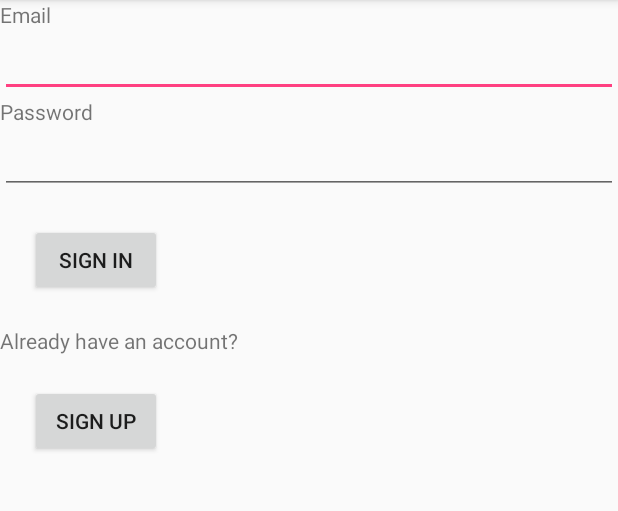
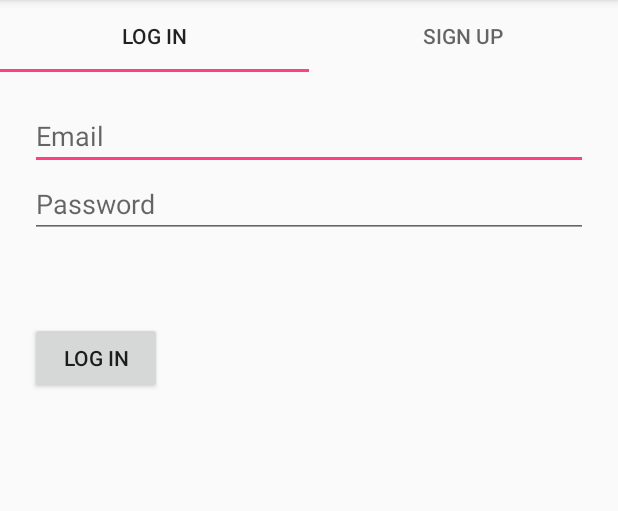
Before and after one commit to CodePathAndroidChat/MultiChat, an Android app: the screen it shows after launch (LoginActivity), on a phone screen of 412 x 824 dp, the part 84-595 px from its top. Run offline under Robolectric (Android 15) with nearby library versions, the phone set to English and light mode, and no system bars; our stand-ins replace ButterKnife, Firebase (no records; nobody signed in at launch, a user with empty details on screens opened directly), data binding; libraries missing offline, so code that uses them is left out: com.crashlytics.android, io.fabric.sdk; 1 statement that could not run was skipped.

Commit message:
implement the login and sign up UI functionality

```diff
--- a/MultiChatApp/app/src/main/java/com/example/jason/multichatapp/activities/LoginActivity.java
+++ b/MultiChatApp/app/src/main/java/com/example/jason/multichatapp/activities/LoginActivity.java
@@ -1,86 +1,86 @@
 package com.example.jason.multichatapp.activities;
 
 import android.content.Intent;
+import android.databinding.DataBindingUtil;
+import android.os.Bundle;
 import android.support.annotation.NonNull;
 import android.support.v7.app.AppCompatActivity;
-import android.os.Bundle;
 import android.util.Log;
-import android.widget.EditText;
-import android.widget.Toast;
 
 import com.example.jason.multichatapp.R;
+import com.example.jason.multichatapp.Utils;
+import com.example.jason.multichatapp.adapters.LoginFragmentPagerAdapter;
+import com.example.jason.multichatapp.databinding.ActivityLoginBinding;
+import com.example.jason.multichatapp.fragments.LoginFragment;
+import com.example.jason.multichatapp.fragments.SignUpFragment;
 import com.google.android.gms.tasks.OnCompleteListener;
 import com.google.android.gms.tasks.Task;
 import com.google.firebase.auth.AuthResult;
 import com.google.firebase.auth.FirebaseAuth;
 
-import butterknife.BindView;
-import butterknife.ButterKnife;
-import butterknife.OnClick;
-
-public class LoginActivity extends AppCompatActivity {
+public class LoginActivity extends AppCompatActivity implements
+        LoginFragment.OnLoginClickListener,
+        SignUpFragment.OnSignUpClickListener {
 
     private final String TAG = "@@@";
     private FirebaseAuth mAuth;
 
-    @BindView(R.id.etEmail) EditText etEmail;
-    @BindView(R.id.etPassword) EditText etPassword;
+    private ActivityLoginBinding binding;
 
     @Override
     protected void onCreate(Bundle savedInstanceState) {
         super.onCreate(savedInstanceState);
-        setContentView(R.layout.activity_login);
-
-        ButterKnife.bind(this);
+        setupView();
         mAuth = FirebaseAuth.getInstance();
     }
 
-    @OnClick(R.id.btnSign_up)
-    public void onSignUpNewUserClicked() {
-        String email = etEmail.getText().toString();
-        String password = etPassword.getText().toString();
+    @Override
+    public void onLoginClick(final String email, String password) {
+        mAuth.signInWithEmailAndPassword(email, password)
+                .addOnCompleteListener(this, new OnCompleteListener<AuthResult>() {
+                    @Override
+                    public void onComplete(@NonNull Task<AuthResult> task) {
+                        if (task.isSuccessful()) {
+                            Log.d(TAG, "login success");
+                            goToMainActivity();
+                        } else {
+                            Log.d(TAG, "signInWithEmail:failure" + task.getException().getMessage());
+                            Utils.showSnackBar(binding.getRoot(), "Unable to login: " + task.getException().getMessage());
+                        }
+                    }
+                });
+    }
+
+    @Override
+    public void onSignUpClick(String email, String password) {
+        Log.d(TAG, "email: " + email + "\tpassword: " + password);
         mAuth.createUserWithEmailAndPassword(email, password)
                 .addOnCompleteListener(this, new OnCompleteListener<AuthResult>() {
                     @Override
                     public void onComplete(@NonNull Task<AuthResult> task) {
                         if (task.isSuccessful()) {
-                        // Sign in success, update UI with the signed-in user's information
-                        Log.d(TAG, "createUserWithEmail:success");
+                            Log.d(TAG, "sign up success");
+                            goToMainActivity();
                         } else {
-                        // TODO https://stackoverflow.com/questions/37859582/how-to-catch-a-firebase-auth-specific-exceptions
-                        // If sign in fails, display a message to the user.
-                        Log.w(TAG, "createUserWithEmail:failure", task.getException());
-                        Toast.makeText(getApplicationContext(), "Authentication failed.", Toast.LENGTH_SHORT).show();
+                            Log.d(TAG, "createUserWithEmailAndPassword:failure" + task.getException().getMessage());
+                            Utils.showSnackBar(binding.getRoot(), "Unable to login: " + task.getException().getMessage());
                         }
                     }
                 });
-        Intent i = new Intent(this, MainActivity.class);
-        startActivity(i);
-        finish();
     }
 
-    @OnClick(R.id.btnSign_in)
-    public void onSignInExistingUserClicked() {
-        String email = etEmail.getText().toString();
-        String password = etPassword.getText().toString();
-        mAuth.signInWithEmailAndPassword(email, password)
-            .addOnCompleteListener(this, new OnCompleteListener<AuthResult>() {
-                @Override
-                public void onComplete(@NonNull Task<AuthResult> task) {
-                    if (task.isSuccessful()) {
-                        // Sign in success, update UI with the signed-in user's information
-                        Log.d(TAG, "signInWithEmail:success");
-                    } else {
-                        // TODO https://stackoverflow.com/questions/37859582/how-to-catch-a-firebase-auth-specific-exceptions
-                        // If sign in fails, display a message to the user.
-                        Log.w(TAG, "signInWithEmail:failure", task.getException());
-                        Toast.makeText(getApplicationContext(), "Authentication failed.",
-                            Toast.LENGTH_SHORT).show();
+    private void setupView() {
+        binding = DataBindingUtil.setContentView(this, R.layout.activity_login);
+        // attach viewpager to the LoginFragmentPagerAdapter
+        binding.viewPager.setAdapter(new LoginFragmentPagerAdapter(getSupportFragmentManager(), LoginActivity.this));
+        // set viewpager on the tablayout to connect the pager with tabs
+        binding.tabLayout.setupWithViewPager(binding.viewPager);
+    }
+
+    // temporary method. jump to the chat screen.
+    private void goToMainActivity(){
+        Intent intent = new Intent(LoginActivity.this
+                , MainActivity.class);
+        startActivity(intent);
     }
 }
-            });
-        Intent i = new Intent(this, MainActivity.class);
-        startActivity(i);
-        finish();
-    }
-}
--- /dev/null
+++ b/MultiChatApp/app/src/main/java/com/example/jason/multichatapp/adapters/LoginFragmentPagerAdapter.java
@@ -0,0 +1,47 @@
+package com.example.jason.multichatapp.adapters;
+
+import android.content.Context;
+import android.support.v4.app.Fragment;
+import android.support.v4.app.FragmentManager;
+import android.support.v4.app.FragmentPagerAdapter;
+
+import com.example.jason.multichatapp.Constants;
+import com.example.jason.multichatapp.fragments.LoginFragment;
+import com.example.jason.multichatapp.fragments.SignUpFragment;
+
+/**
+ * LoginFragmentPagerAdapter-
+ */
+
+public class LoginFragmentPagerAdapter extends FragmentPagerAdapter {
+
+    private static final int PAGE_COUNT = 2;
+    private static final String[] titles = new String[]{Constants.LOG_IN, Constants.SIGN_UP};
+    private Context context;
+
+    public LoginFragmentPagerAdapter(FragmentManager fm, Context context) {
+        super(fm);
+        this.context = context;
+    }
+
+    @Override
+    public int getCount() {
+        return PAGE_COUNT;
+    }
+
+    @Override
+    public Fragment getItem(int position) {
+        switch (position) {
+            case 0 :
+                return LoginFragment.newInstance();
+            case 1 :
+                return SignUpFragment.newInstance();
+        }
+        return SignUpFragment.newInstance();
+    }
+
+    @Override
+    public CharSequence getPageTitle(int position) {
+        return titles[position];
+    }
+}
--- /dev/null
+++ b/MultiChatApp/app/src/main/java/com/example/jason/multichatapp/fragments/LoginFragment.java
@@ -0,0 +1,90 @@
+package com.example.jason.multichatapp.fragments;
+
+import android.content.Context;
+import android.databinding.DataBindingUtil;
+import android.os.Bundle;
+import android.support.annotation.Nullable;
+import android.support.v4.app.Fragment;
+import android.util.Log;
+import android.view.LayoutInflater;
+import android.view.View;
+import android.view.ViewGroup;
+import android.view.inputmethod.InputMethodManager;
+import android.widget.Button;
+import android.widget.EditText;
+
+import com.example.jason.multichatapp.R;
+import com.example.jason.multichatapp.databinding.FragmentLoginBinding;
+
+/**
+ * LoginFragment - For Login to the World app
+ */
+
+public class LoginFragment extends Fragment {
+    private static final String LOG_TAG = LoginFragment.class.getSimpleName();
+    private OnLoginClickListener loginClickListener;
+    public interface OnLoginClickListener {
+        void onLoginClick(String email, String password);
+    }
+
+    private FragmentLoginBinding binding;
+    private Button btLogin;
+    private EditText etEmail;
+    private EditText etPassword;
+
+    public static LoginFragment newInstance() {
+
+        Bundle args = new Bundle();
+
+        LoginFragment fragment = new LoginFragment();
+        fragment.setArguments(args);
+        return fragment;
+    }
+    // make sure activity is implementing the callback class
+    @Override
+    public void onAttach(Context context) {
+        super.onAttach(context);
+        if (context instanceof OnLoginClickListener) {
+            loginClickListener = (OnLoginClickListener) context;
+        } else {
+            throw new ClassCastException(context.toString() + "must implement "
+                    + OnLoginClickListener.class.getSimpleName());
+        }
+    }
+
+    @Nullable
+    @Override
+    public View onCreateView(LayoutInflater inflater, @Nullable ViewGroup container, @Nullable Bundle savedInstanceState) {
+        binding = DataBindingUtil.inflate(inflater, R.layout.fragment_login, container, false);
+        return binding.getRoot();
+    }
+
+    @Override
+    public void onViewCreated(View view, @Nullable Bundle savedInstanceState) {
+        super.onViewCreated(view, savedInstanceState);
+        setUpView();
+    }
+
+    private void setUpView() {
+        etEmail = binding.etEmail;
+        etPassword = binding.etPwd;
+        btLogin = binding.btLogin;
+        btLogin.setOnClickListener(new View.OnClickListener() {
+            @Override
+            public void onClick(View view) {
+                hideKeyBoard(view);
+                String email = etEmail.getText().toString();
+                String password = etPassword.getText().toString();
+                Log.d(LOG_TAG, "email: " + email + "\tpassword: " + password);
+                loginClickListener.onLoginClick(email, password);
+            }
+        });
+    }
+
+    private void hideKeyBoard(View view) {
+        // close keyboard so user can see snackbar. getSystemService will return the system-level service which in this case input manager for interacting with input devices
+        InputMethodManager inputManager = (InputMethodManager) getActivity().getSystemService(Context.INPUT_METHOD_SERVICE);
+        // no additional operation flag so the second argument is zero
+        inputManager.hideSoftInputFromWindow(view.getWindowToken(), 0);
+    }
+}
--- /dev/null
+++ b/MultiChatApp/app/src/main/java/com/example/jason/multichatapp/fragments/SignUpFragment.java
@@ -0,0 +1,89 @@
+package com.example.jason.multichatapp.fragments;
+
+import android.content.Context;
+import android.databinding.DataBindingUtil;
+import android.os.Bundle;
+import android.support.annotation.Nullable;
+import android.support.v4.app.Fragment;
+import android.util.Log;
+import android.view.LayoutInflater;
+import android.view.View;
+import android.view.ViewGroup;
+import android.view.inputmethod.InputMethodManager;
+import android.widget.Button;
+import android.widget.EditText;
+
+import com.example.jason.multichatapp.R;
+import com.example.jason.multichatapp.databinding.FragmentSignUpBinding;
+
+/**
+ * SignUpFragment- Sign up to the world app
+ */
+
+public class SignUpFragment extends Fragment {
+    private static final String LOG_TAG = SignUpFragment.class.getSimpleName();
+    private OnSignUpClickListener signUpListener;
+    public interface OnSignUpClickListener {
+        void onSignUpClick(String email, String password);
+    }
+
+    private FragmentSignUpBinding binding;
+    private EditText etEmail;
+    private EditText etPassword;
+    private Button btSignUp;
+
+    public static SignUpFragment newInstance() {
+        Bundle args = new Bundle();
+        SignUpFragment fragment = new SignUpFragment();
+        fragment.setArguments(args);
+        return fragment;
+    }
+
+    @Override
+    public void onAttach(Context context) {
+        super.onAttach(context);
+        if (context instanceof OnSignUpClickListener) {
+            signUpListener = (OnSignUpClickListener) context;
+        } else {
+            throw new ClassCastException(context.toString() + "must implement "
+                    + OnSignUpClickListener.class.getSimpleName());
+        }
+    }
+
+    @Nullable
+    @Override
+    public View onCreateView(LayoutInflater inflater, @Nullable ViewGroup container, @Nullable Bundle savedInstanceState) {
+        binding = DataBindingUtil.inflate(inflater, R.layout.fragment_sign_up, container, false);
+        return binding.getRoot();
+    }
+
+    @Override
+    public void onViewCreated(View view, @Nullable Bundle savedInstanceState) {
+        super.onViewCreated(view, savedInstanceState);
+        setupView();
+    }
+
+    private void setupView(){
+        etEmail = binding.etEmail;
+        etPassword = binding.etPwd;
+        btSignUp = binding.btSignUp;
+        btSignUp.setOnClickListener(new View.OnClickListener() {
+            @Override
+            public void onClick(View view) {
+                hideKeyBoard(view);
+                String email = etEmail.getText().toString();
+                String password = etPassword.getText().toString();
+                Log.d(LOG_TAG, "email: " + email + "\tpassword: " + password);
+                signUpListener.onSignUpClick(email, password);
+            }
+        });
+
+    }
+
+    private void hideKeyBoard(View view) {
+        // close keyboard so user can see snackbar. getSystemService will return the system-level service which in this case input manager for interacting with input devices
+        InputMethodManager inputManager = (InputMethodManager) getActivity().getSystemService(Context.INPUT_METHOD_SERVICE);
+        // no additional operation flag so the second argument is zero
+        inputManager.hideSoftInputFromWindow(view.getWindowToken(), 0);
+    }
+}
--- a/MultiChatApp/app/src/main/res/layout/activity_login.xml
+++ b/MultiChatApp/app/src/main/res/layout/activity_login.xml
@@ -1,45 +1,25 @@
 <?xml version="1.0" encoding="utf-8"?>
+<layout xmlns:android="http://schemas.android.com/apk/res/android"
+        xmlns:tools="http://schemas.android.com/tools"
+        xmlns:app="http://schemas.android.com/apk/res-auto">
+
     <LinearLayout
-    xmlns:android="http://schemas.android.com/apk/res/android"
-    xmlns:tools="http://schemas.android.com/tools"
         android:layout_width="match_parent"
         android:layout_height="match_parent"
         android:orientation="vertical"
         tools:context="com.example.jason.multichatapp.activities.LoginActivity">
 
-    <TextView
-        android:layout_width="wrap_content"
+        <android.support.design.widget.TabLayout
+            android:id="@+id/tabLayout"
+            android:layout_width="match_parent"
             android:layout_height="wrap_content"
-        android:text="@string/email"/>
-    <EditText
-        android:id="@+id/etEmail"
+            app:tabMode="fixed"/>
+
+        <android.support.v4.view.ViewPager
+            android:id="@+id/viewPager"
             android:layout_width="match_parent"
-        android:layout_height="wrap_content"/>
-    <TextView
-        android:layout_width="wrap_content"
-        android:layout_height="wrap_content"
-        android:text="@string/password"/>
-    <EditText
-        android:id="@+id/etPassword"
-        android:layout_width="match_parent"
-        android:layout_height="wrap_content"/>
-    <Button
-        android:id="@+id/btnSign_in"
-        android:layout_width="wrap_content"
-        android:layout_height="wrap_content"
-        android:layout_centerHorizontal="true"
-        android:layout_margin="20dp"
-        android:text="@string/sign_in" />
-    <TextView
-        android:layout_width="wrap_content"
-        android:layout_height="wrap_content"
-        android:text="@string/existing_user_login"/>
-    <Button
-        android:id="@+id/btnSign_up"
-        android:layout_width="wrap_content"
-        android:layout_height="wrap_content"
-        android:layout_centerHorizontal="true"
-        android:layout_margin="20dp"
-        android:text="@string/sign_up" />
+            android:layout_height="0dp"
+            android:layout_weight="1"/>
 
     </LinearLayout>
+</layout>
--- /dev/null
+++ b/MultiChatApp/app/src/main/res/layout/fragment_login.xml
@@ -0,0 +1,39 @@
+<?xml version="1.0" encoding="utf-8"?>
+<layout xmlns:app="http://schemas.android.com/apk/res-auto"
+    xmlns:android="http://schemas.android.com/apk/res/android"
+    xmlns:tools="http://schemas.android.com/tools">
+
+    <RelativeLayout
+        android:padding="@dimen/layout_padding"
+        android:layout_width="match_parent"
+        android:layout_height="match_parent">
+
+
+        <EditText
+            android:id="@+id/etEmail"
+            android:layout_width="match_parent"
+            android:layout_height="wrap_content"
+            android:ems="10"
+            android:inputType="textEmailAddress"
+            android:hint="@string/email"/>
+
+        <EditText
+            android:id="@+id/etPwd"
+            android:layout_width="match_parent"
+            android:layout_height="wrap_content"
+            android:ems="10"
+            android:layout_below="@id/etEmail"
+            android:inputType="textPassword"
+            android:hint="@string/password"/>
+
+        <Button
+            android:id="@+id/btLogin"
+            android:layout_width="wrap_content"
+            android:layout_height="wrap_content"
+            android:layout_alignLeft="@+id/etPwd"
+            android:layout_below="@+id/etPwd"
+            android:layout_marginTop="56dp"
+            android:text="@string/log_in" />
+
+    </RelativeLayout>
+</layout>
--- /dev/null
+++ b/MultiChatApp/app/src/main/res/values/dimens.xml
@@ -0,0 +1,5 @@
+<?xml version="1.0" encoding="utf-8"?>
+<resources>
+    <dimen name="layout_margin">20dp</dimen>
+    <dimen name="layout_padding">20dp</dimen>
+</resources>
--- a/MultiChatApp/app/src/main/res/values/strings.xml
+++ b/MultiChatApp/app/src/main/res/values/strings.xml
@@ -1,9 +1,9 @@
 <resources>
     <string name="app_name">MultiChatApp</string>
     <string name="email">Email</string>
+    <string name="existing_user_login">Already have an account?</string>
     <string name="password">Password</string>
-    <string name="existing_user_login">Already have an account?</string>
-    <string name="sign_in">Sign In</string>
+    <string name="log_in">Log In</string>
     <string name="sign_up">Sign Up</string>
     <string name="enter_your_message">Enter your message</string>
     <string name="send_button">Send</string>
```
Also changed, not shown: MultiChatApp/app/build.gradle (+8 -2 lines), MultiChatApp/app/src/main/java/com/example/jason/multichatapp/Constants.java (added, +11 -0 lines), MultiChatApp/app/src/main/java/com/example/jason/multichatapp/Utils.java (added, +15 -0 lines), MultiChatApp/app/src/main/res/drawable/ic_pin_drop_light_green_24dp.xml (added, +9 -0 lines), MultiChatApp/app/src/main/res/layout/fragment_sign_up.xml (added, +82 -0 lines). Lines whose indentation alone changed are shown as unchanged.
